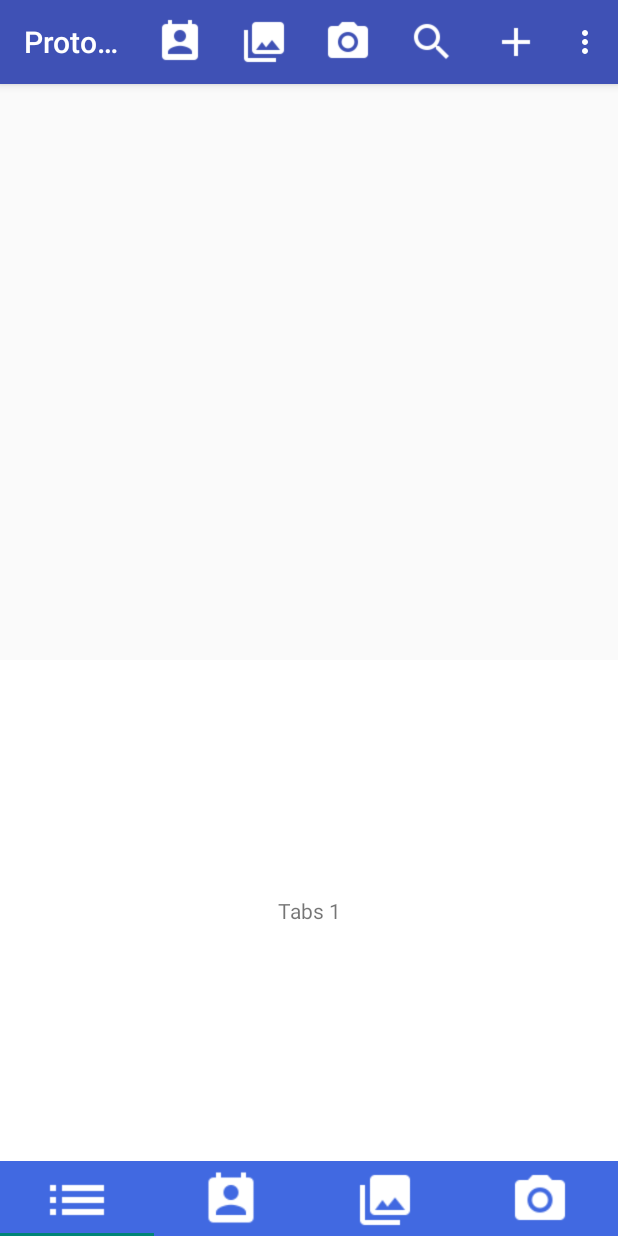
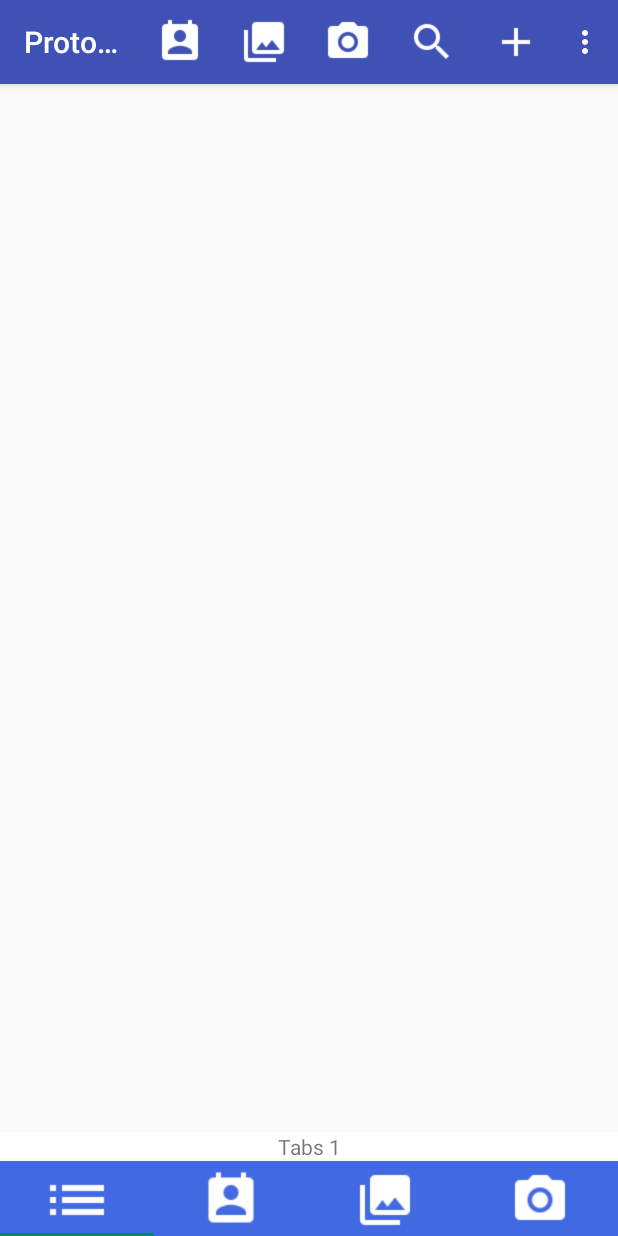
Before and after one commit to bouzinlp/iKK_Go, an Android app: the screen it shows after launch (MainActivity), on a phone screen of 412 x 824 dp. Run offline under Robolectric (Android 15) with nearby library versions, the phone set to English and light mode, and no system bars.

Commit message:
tab layout test

```diff
--- a/app/src/main/java/com/example/nthucs/prototype/Utility/TabFragment.java
+++ b/app/src/main/java/com/example/nthucs/prototype/Utility/TabFragment.java
@@ -46,6 +46,8 @@ public class TabFragment extends Fragment {
     @Override
     public void onResume() {
         super.onResume();
+
+        //System.out.println(position);
     }
 
     @Override
@@ -63,7 +65,7 @@ public class TabFragment extends Fragment {
         v.setBackgroundResource(R.color.white);
         v.setText("Tabs " + (position + 1));
 
-        System.out.println(position);
+
 
         if (position == 0) {
 
--- a/app/src/main/res/layout/activity_main.xml
+++ b/app/src/main/res/layout/activity_main.xml
@@ -26,7 +26,7 @@
         android:orientation="vertical"
         android:layout_width="match_parent"
         android:layout_height="match_parent"
-        android:layout_weight="1"
+        android:layout_weight="10"
         android:padding="0dip">
 
         <android.support.v4.view.ViewPager
```
